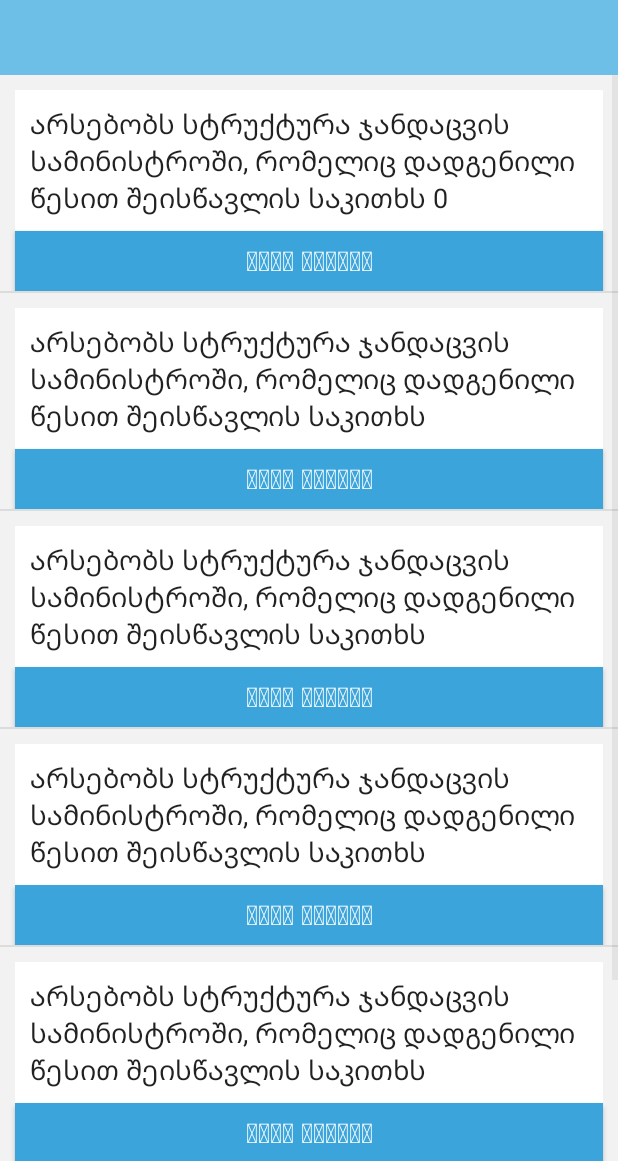
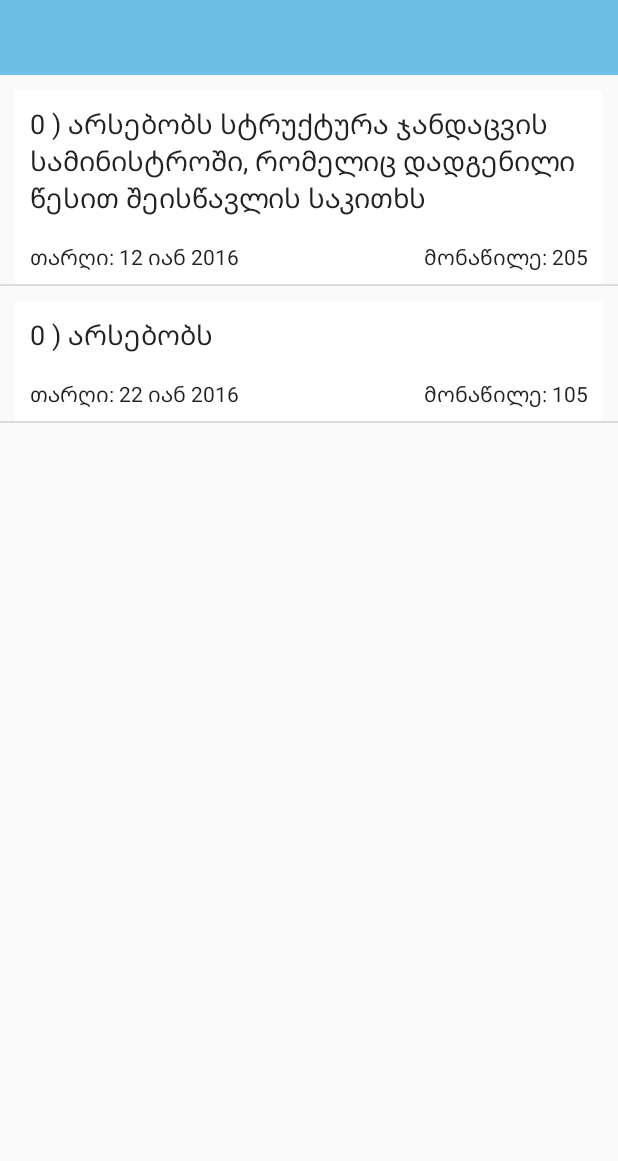
Before and after one commit to studio-404/geovoters, an Android app: the tabDemo screen opened directly, with no data from a screen before it, on a phone screen of 412 x 824 dp, the part 75-1236 px from its top. Run offline under Robolectric (Android 15) with nearby library versions, the phone set to English and light mode, and no system bars.

Commit message:
change custom view

```diff
--- a/app/src/main/java/ge/studio404/geovoters/custom_adapter.java
+++ b/app/src/main/java/ge/studio404/geovoters/custom_adapter.java
@@ -1,25 +1,57 @@
 package ge.studio404.geovoters;
 
 import android.content.Context;
+import android.util.Log;
 import android.view.LayoutInflater;
 import android.view.View;
 import android.view.ViewGroup;
 import android.widget.ArrayAdapter;
 import android.widget.TextView;
 
+import java.util.StringTokenizer;
+
+
 public class custom_adapter extends ArrayAdapter<String> {
 
+    String singleText;
+    String dateAndMember;
+    String text;
+    String date;
+    String member;
     public custom_adapter(Context context, String[] questions) {
-        super(context, R.layout.custom_row ,questions);
+        super(context, R.layout.custom_row, questions);
     }
 
     @Override
     public View getView(int position, View convertView, ViewGroup parent) {
+
         LayoutInflater giosInflate = LayoutInflater.from(getContext());
         View customView = giosInflate.inflate(R.layout.custom_row, parent, false);
-        String singleText = getItem(position);
+
+        singleText = getItem(position);
+        try {
+            StringTokenizer tokens = new StringTokenizer(singleText, "^");
+            while(tokens.hasMoreTokens()) {
+                text = tokens.nextToken();
+                dateAndMember = tokens.nextToken();
+                StringTokenizer tokens2 = new StringTokenizer(dateAndMember, "@");
+                while(tokens2.hasMoreTokens()) {
+                    date = tokens2.nextToken();
+                    member = tokens2.nextToken();
+                }
+            }
+        }catch (Exception e){
+            Log.i("Error_msg", e.toString());
+        }
+
         TextView questionText = (TextView)customView.findViewById(R.id.questionText);
-        questionText.setText(singleText);
+        TextView tarigi = (TextView)customView.findViewById(R.id.tarigi);
+        TextView monawile = (TextView)customView.findViewById(R.id.monawile);
+
+        questionText.setText(text);
+        tarigi.setText(date);
+        monawile.setText(member);
+
         return customView;
     }
 }
--- a/app/src/main/java/ge/studio404/geovoters/tabDemo.java
+++ b/app/src/main/java/ge/studio404/geovoters/tabDemo.java
@@ -55,14 +55,14 @@ public class tabDemo extends AppCompatActivity {
 
     }
 
+
+
     public void listviewChange(int tid){
-        String[] datax = new String[6];
-        datax[0] = "არსებობს სტრუქტურა ჯანდაცვის სამინისტროში, რომელიც დადგენილი წესით შეისწავლის საკითხს "+tid;
-        datax[1] = "არსებობს სტრუქტურა ჯანდაცვის სამინისტროში, რომელიც დადგენილი წესით შეისწავლის საკითხს";
-        datax[2] = "არსებობს სტრუქტურა ჯანდაცვის სამინისტროში, რომელიც დადგენილი წესით შეისწავლის საკითხს";
-        datax[3] = "არსებობს სტრუქტურა ჯანდაცვის სამინისტროში, რომელიც დადგენილი წესით შეისწავლის საკითხს";
-        datax[4] = "არსებობს სტრუქტურა ჯანდაცვის სამინისტროში, რომელიც დადგენილი წესით შეისწავლის საკითხს";
-        datax[5] = "არსებობს სტრუქტურა ჯანდაცვის სამინისტროში, რომელიც დადგენილი წესით შეისწავლის საკითხს";
+        String[] datax = new String[2];
+        datax[0] = tid + " ) არსებობს სტრუქტურა ჯანდაცვის სამინისტროში, რომელიც დადგენილი წესით შეისწავლის საკითხს^თარღი: 12 იან 2016@მონაწილე: 205";
+        datax[1] = tid + " ) არსებობს^თარღი: 22 იან 2016@მონაწილე: 105";
+
+
         ListAdapter giosListAdapter = new custom_adapter(this, datax);
         ListView giosListView = (ListView)findViewById(R.id.myListView);
         giosListView.setAdapter(giosListAdapter);
--- /dev/null
+++ b/app/src/main/res/drawable/textlines.xml
@@ -0,0 +1,20 @@
+<?xml version="1.0" encoding="utf-8"?>
+<layer-list xmlns:android="http://schemas.android.com/apk/res/android" >
+    <item>
+        <shape
+            android:shape="rectangle">
+            <stroke android:width="1dp" android:color="#FF000000" />
+            <solid android:color="#FFDDDDDD" />
+
+        </shape>
+    </item>
+
+    <item android:top="1dp" android:bottom="1dp">
+        <shape
+            android:shape="rectangle">
+            <stroke android:width="1dp" android:color="#FFDDDDDD" />
+            <solid android:color="#00000000" />
+        </shape>
+    </item>
+
+</layer-list>
--- a/app/src/main/res/layout/custom_row.xml
+++ b/app/src/main/res/layout/custom_row.xml
@@ -1,7 +1,6 @@
 <?xml version="1.0" encoding="utf-8"?>
 <RelativeLayout xmlns:android="http://schemas.android.com/apk/res/android"
-    android:layout_width="match_parent" android:layout_height="match_parent"
-    android:background="#f2f2f2">
+    android:layout_width="match_parent" android:layout_height="match_parent">
 
     <TextView
         android:layout_width="match_parent"
@@ -19,17 +18,36 @@
         android:textSize="18sp"
         android:text="@string/question" />
 
-    <Button
+    <TextView
+        android:layout_width="wrap_content"
+        android:layout_height="35dp"
+        android:textAppearance="?android:attr/textAppearanceLarge"
+        android:text="@string/tarigi"
+        android:id="@+id/tarigi"
+        android:layout_below="@+id/questionText"
+        android:layout_alignParentLeft="true"
+        android:layout_alignParentStart="true"
+        android:layout_marginLeft="10dp"
+        android:textSize="14sp"
+        android:gravity="left|center_vertical"
+        android:background="#ffffff"
+        android:paddingLeft="10dp"
+        android:paddingRight="10dp" />
+
+    <TextView
         android:layout_width="match_parent"
-        android:layout_height="40dp"
-        android:id="@+id/button4"
-        android:layout_below="@+id/questionText"
-        android:layout_centerHorizontal="true"
-        android:layout_marginLeft="10dp"
+        android:layout_height="35dp"
+        android:textAppearance="?android:attr/textAppearanceLarge"
+        android:text="@string/monawile"
+        android:id="@+id/monawile"
+        android:layout_alignTop="@+id/tarigi"
+        android:layout_toRightOf="@+id/tarigi"
+        android:layout_toEndOf="@+id/tarigi"
+        android:background="#ffffff"
+        android:textSize="14sp"
+        android:gravity="center_vertical|right"
         android:layout_marginRight="10dp"
-        android:layout_marginTop="0dp"
-        android:background="#3ba4da"
-        android:text="@string/xmismicema"
-        android:textColor="#ffffff"
-        android:textSize="18sp" />
+        android:paddingRight="10dp"
+        android:paddingLeft="10dp" />
+
 </RelativeLayout>
--- a/app/src/main/res/values/strings.xml
+++ b/app/src/main/res/values/strings.xml
@@ -30,7 +30,9 @@
     <string name="mamrobitiLabel">მამრობითი</string>
     <string name="mdedrobitiLabel">მდედრობითი</string>
     <string name="ganaxlebaBattonText">განახლება</string>
-    <string name="pleaseWait">გთხოვთ დაელოდოთ...</string>
-    <string name="question">დღეს რომ საპარლამენტო არჩევნები იყოს რომელ პარტიას მისცემდით ხმას? \n\n მონაწილე: 25</string>
+    <string name="pleaseWait">გთხოვთ დაელოდოთ…</string>
+    <string name="question">დღეს რომ საპარლამენტო არჩევნები იყოს რომელ პარტიას მისცემდით ხმას?</string>
     <string name="xmismicema">ხმის მიცემა</string>
+    <string name="tarigi">თარიღი: 20 თებ 2016</string>
+    <string name="monawile">მონაწილე: 205</string>
 </resources>
```
